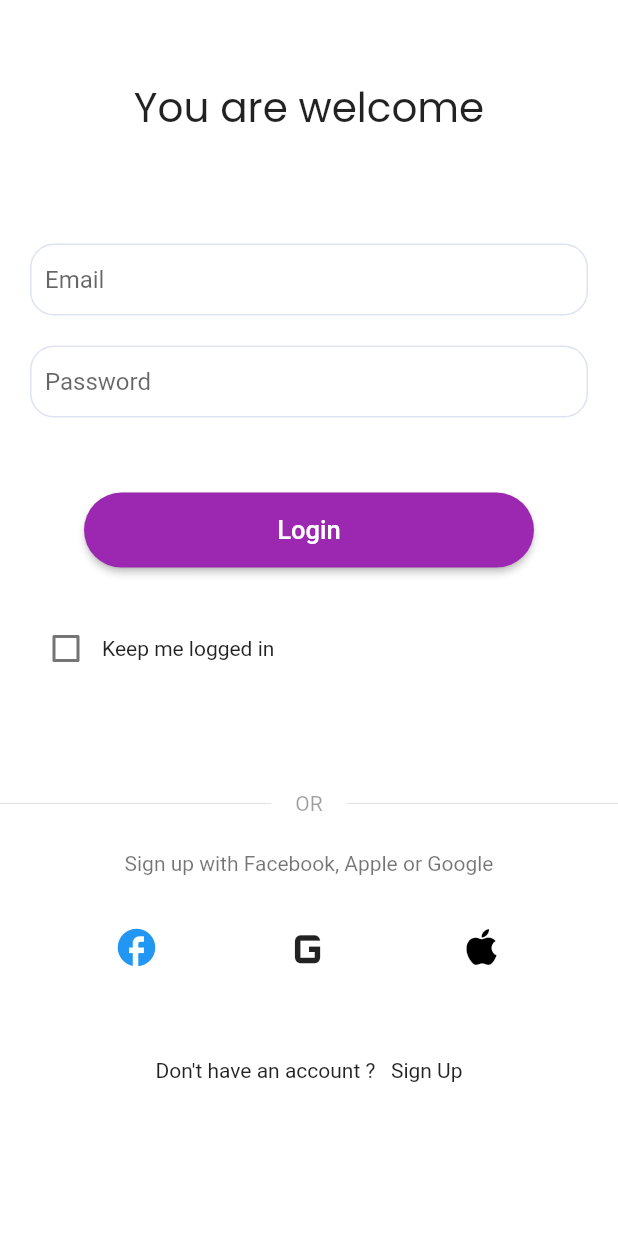
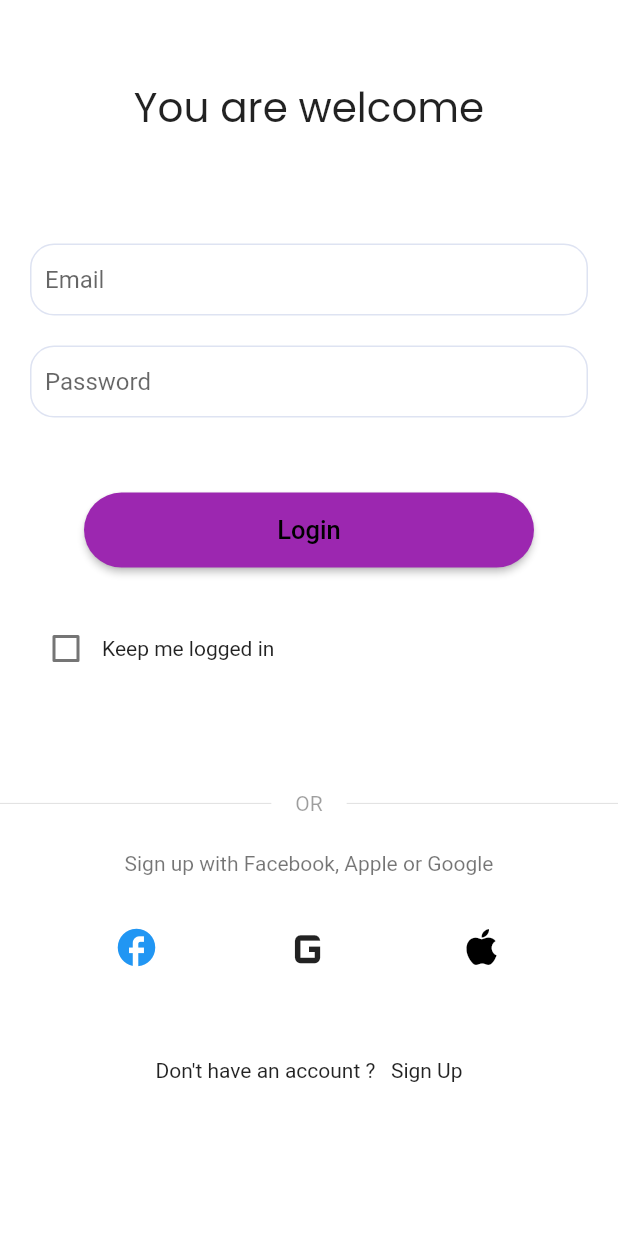
Before and after one commit to Kolyanchik1115/znanija_clone, a Flutter app: the LoginPage screen opened by its route, on a phone screen of 412 x 824 dp. Run offline on Flutter 3.47's test engine with Material 2 defaults, Android fonts, the light colour scheme and no system bars; our stand-ins replace dio, equatable, flutter_bloc, flutter_secure_storage, jwt_decoder, page_transition and 1 more; accounts and stored records are empty; Roboto replaces fonts that are missing (Intel).

Commit message:
add theme change

```diff
--- /dev/null
+++ b/lib/blocs/settings/settings_event.dart
@@ -0,0 +1,12 @@
+part of 'settings_bloc.dart';
+
+abstract class SettingsEvent extends Equatable {
+  const SettingsEvent();
+
+  @override
+  List<Object> get props => [];
+}
+
+class ChangeLightThemeEvent extends SettingsEvent {}
+
+class ChangeDarkThemeEvent extends SettingsEvent {}
--- /dev/null
+++ b/lib/blocs/settings/settings_state.dart
@@ -0,0 +1,25 @@
+part of 'settings_bloc.dart';
+
+enum ThemeStatus { initial, changed }
+
+class SettingsState extends Equatable {
+  final ThemeStatus status;
+  final AppTheme theme;
+  const SettingsState({
+    this.status = ThemeStatus.initial,
+    this.theme = AppTheme.lightTheme,
+  });
+
+  @override
+  List<Object> get props => [theme];
+
+  SettingsState copyWith({
+    ThemeStatus? status,
+    AppTheme? theme,
+  }) {
+    return SettingsState(
+      status: status ?? this.status,
+      theme: theme ?? this.theme,
+    );
+  }
+}
--- a/lib/common/theme/borders.dart
+++ b/lib/common/theme/borders.dart
@@ -10,10 +10,15 @@ abstract class AppInputBorder {
   );
 }
 
-ThemeData theme() {
-  return ThemeData(
+enum AppTheme {
+  darkTheme,
+  lightTheme,
+}
+
+final appThemeData = {
+  AppTheme.lightTheme: ThemeData(
     scaffoldBackgroundColor: const Color(0xFFEEF1F8),
-    primarySwatch: Colors.blue,
+    primarySwatch: Colors.cyan,
     fontFamily: "Intel",
     inputDecorationTheme: const InputDecorationTheme(
       filled: true,
@@ -24,5 +29,19 @@ ThemeData theme() {
       focusedBorder: AppInputBorder.defaultInputBorder,
       errorBorder: AppInputBorder.defaultInputBorder,
     ),
-  );
-}
+  ),
+  AppTheme.darkTheme: ThemeData(
+    scaffoldBackgroundColor: const Color.fromARGB(255, 6, 73, 231),
+    primarySwatch: Colors.orange,
+    fontFamily: "Intel",
+    inputDecorationTheme: const InputDecorationTheme(
+      filled: true,
+      fillColor: Colors.black,
+      errorStyle: TextStyle(height: 0),
+      border: AppInputBorder.defaultInputBorder,
+      enabledBorder: AppInputBorder.defaultInputBorder,
+      focusedBorder: AppInputBorder.defaultInputBorder,
+      errorBorder: AppInputBorder.defaultInputBorder,
+    ),
+  ),
+};
--- a/lib/pages/main_page.dart
+++ b/lib/pages/main_page.dart
@@ -1,10 +1,10 @@
 import 'package:flutter/material.dart';
 import 'package:flutter_bloc/flutter_bloc.dart';
 import 'package:znanija_clone/blocs/navigation/navigation_bloc.dart';
+import 'package:znanija_clone/blocs/settings/settings_bloc.dart';
 import 'package:znanija_clone/pages/account/account_page.dart';
 import 'package:znanija_clone/pages/answer/answer_page.dart';
 import 'package:znanija_clone/pages/search/search_page.dart';
-import 'package:znanija_clone/pages/settings/settings_page.dart';
 import 'package:znanija_clone/routes/app_routes.dart';
 
 class MainPage extends StatelessWidget {
--- a/lib/pages/settings/widgets/logout_dialog.dart
+++ b/lib/pages/settings/widgets/logout_dialog.dart
@@ -1,10 +1,9 @@
 import 'package:flutter/material.dart';
-import 'package:flutter/services.dart';
 import 'package:flutter_bloc/flutter_bloc.dart';
 import 'package:znanija_clone/blocs/auth/auth_bloc.dart';
 import 'package:znanija_clone/pages/splash/new_user_splash/new_user_splash_page.dart';
 
-Future<void> showDialogDeleteAcc(BuildContext context) async {
+Future<void> showLogoutDialog(BuildContext context) async {
   await showDialog(
     context: context,
     builder: (context) {
```
Also changed, not shown: lib/blocs/settings/settings_bloc.dart (added, +23 -0 lines), lib/main.dart (+12 -5 lines), lib/pages/settings/settings_page.dart (+5 -2 lines), lib/pages/settings/widgets/theme_dialog.dart (added, +58 -0 lines).
